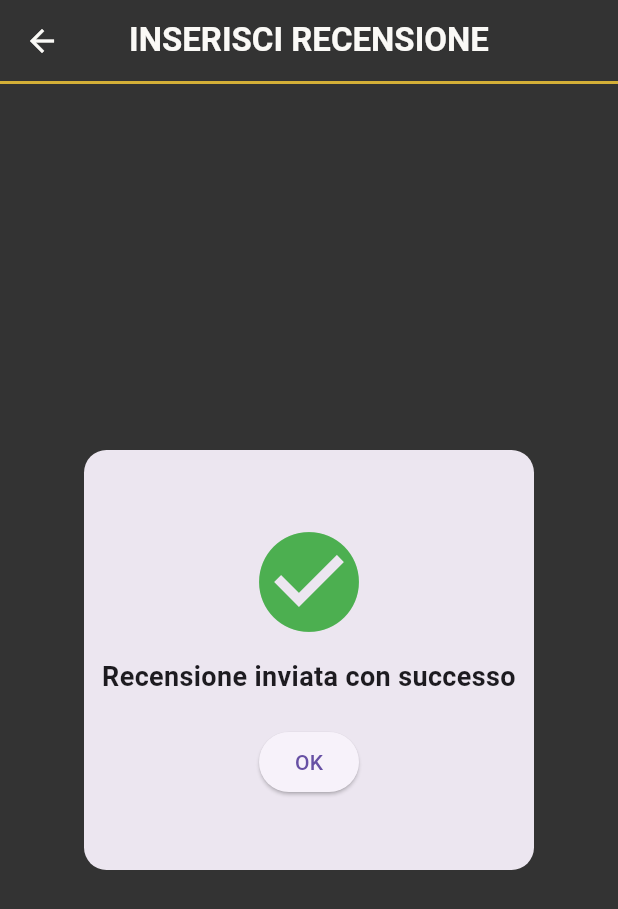
After one commit to gianluere/MarinoBarberSalonFlutter, a Flutter app: the InserisciRecensione screen opened directly, after a tap on "CONFERMA", on a phone screen of 412 x 824 dp. The commit adds this screen. Shown: the top 909 px of the screen. Run offline on Flutter 3.47's test engine with Material 3 defaults, Android fonts, the phone set to English and light mode, and no system bars; our stand-ins replace badges, cloud_firestore, firebase_auth, firebase_core; accounts and stored records are empty.

Commit message:
aggiunta recensione

```diff
--- /dev/null
+++ b/lib/Account/aggiungi_recensione.dart
@@ -0,0 +1,170 @@
+import 'package:flutter/material.dart';
+import 'package:marino_barber_salon_flutter/Account/recensione.dart';
+import 'package:marino_barber_salon_flutter/app_bar.dart';
+import 'package:marino_barber_salon_flutter/my_colors.dart';
+import 'package:provider/provider.dart';
+
+import '../user_view_model.dart';
+import 'lista_recensioni_view_model.dart';
+
+class InserisciRecensione extends StatefulWidget {
+  const InserisciRecensione({super.key});
+
+  @override
+  State<InserisciRecensione> createState() => _InserisciRecensioneState();
+}
+
+class _InserisciRecensioneState extends State<InserisciRecensione> {
+  String descrizione = "";
+  double rating = 0.0;
+  bool showDialogSuccess = false;
+
+  @override
+  Widget build(BuildContext context) {
+    final listaRecensioniViewModel = Provider.of<ListaRecensioniViewModel>(context);
+    final userViewModel = Provider.of<UserViewModel>(context);
+
+
+    return Scaffold(
+      appBar: MyAppBar('INSERISCI RECENSIONE', true),
+      backgroundColor: myGrey,
+      body: listaRecensioniViewModel.isLoading
+        ? Center(child: CircularProgressIndicator(color: myGold,),)
+        : showDialogSuccess
+          ? DialogSuccessoRecensione(onDismiss: (){
+              Navigator.of(context).pop();
+              }
+            )
+          : Padding(
+            padding: const EdgeInsets.all(20.0),
+            child: Column(
+              mainAxisAlignment: MainAxisAlignment.spaceBetween,
+              crossAxisAlignment: CrossAxisAlignment.center,
+              children: [
+                Container(
+                  padding: const EdgeInsets.all(10),
+                  decoration: BoxDecoration(
+                    color: myYellow,
+                    borderRadius: BorderRadius.circular(20),
+                    border: Border.all(color: myGold, width: 2),
+                  ),
+                  child: Column(
+                    crossAxisAlignment: CrossAxisAlignment.start,
+                    children: [
+                      const Text(
+                        "Inserisci recensione:",
+                        style: TextStyle(fontSize: 20, fontWeight: FontWeight.bold, color: Colors.black),
+                      ),
+                      const SizedBox(height: 8),
+                      TextField(
+                        maxLength: 280,
+                        maxLines: 3,
+                        decoration: InputDecoration(
+                          hintText: "Descrizione",
+                          border: OutlineInputBorder(borderRadius: BorderRadius.circular(10)),
+                        ),
+                        onChanged: (value) => setState(() => descrizione = value),
+                      ),
+                      const SizedBox(height: 10),
+                      Row(
+                        mainAxisAlignment: MainAxisAlignment.spaceBetween,
+                        children: [
+                          Row(
+                            children: List.generate(5, (index) {
+                              double starValue = index + 1;
+                              bool isFullStar = rating >= starValue;
+                              bool isHalfStar = rating >= starValue - 0.5 && rating < starValue;
+                              return GestureDetector(
+                                onTap: () {
+                                  setState(() {
+                                    rating = rating == starValue - 0.5 ? starValue : starValue - 0.5;
+                                  });
+                                },
+                                child: Icon(
+                                  isFullStar
+                                      ? Icons.star
+                                      : isHalfStar
+                                      ? Icons.star_half
+                                      : Icons.star_border,
+                                  color: isFullStar || isHalfStar ? Colors.amber.shade700 : Colors.black,
+                                  size: 30,
+                                ),
+                              );
+                            }),
+                          ),
+                          Text(
+                            rating.toString(),
+                            style: const TextStyle(fontSize: 20, fontWeight: FontWeight.bold, color: Colors.black),
+                          ),
+                        ],
+                      ),
+                    ],
+                  ),
+                ),
+
+                SizedBox(
+                  width: double.infinity,
+                  child: ElevatedButton(
+                    onPressed: () {
+                      listaRecensioniViewModel.inserisciRecensione(
+                        recensione: Recensione(
+                          nome: "${userViewModel.dati?.nome} ${userViewModel.dati?.cognome}",
+                          stelle: rating,
+                          descrizione: descrizione,
+                        ),
+                        onCompleted: () {
+                          setState(() => showDialogSuccess = true);
+                        },
+                      );
+                    },
+                    style: ElevatedButton.styleFrom(
+                      backgroundColor: myBordeaux,
+                      padding: const EdgeInsets.symmetric(vertical: 15),
+                      shape: RoundedRectangleBorder(borderRadius: BorderRadius.circular(10)),
+                    ),
+                    child: const Text(
+                      "CONFERMA",
+                      style: TextStyle(color: myGold, fontSize: 20),
+                    ),
+                  ),
+                )
+              ],
+            ),
+          ),
+    );
+  }
+}
+
+class DialogSuccessoRecensione extends StatelessWidget {
+  final Function onDismiss;
+
+  const DialogSuccessoRecensione({Key? key, required this.onDismiss}) : super(key: key);
+
+  @override
+  Widget build(BuildContext context) {
+    return Dialog(
+      shape: RoundedRectangleBorder(borderRadius: BorderRadius.circular(15)),
+      child: SizedBox(
+        width: 300,
+        height: 280,
+        child: Column(
+          mainAxisAlignment: MainAxisAlignment.center,
+          children: [
+            const Icon(Icons.check_circle, size: 80, color: Colors.green),
+            const SizedBox(height: 10),
+            const Text(
+              "Recensione inviata con successo",
+              textAlign: TextAlign.center,
+              style: TextStyle(fontSize: 18, fontWeight: FontWeight.bold),
+            ),
+            const SizedBox(height: 20),
+            ElevatedButton(
+              onPressed: () {onDismiss();},
+              child: const Text("OK"),
+            ),
+          ],
+        ),
+      ),
+    );
+  }
+}
--- a/lib/Account/lista_recensioni_view_model.dart
+++ b/lib/Account/lista_recensioni_view_model.dart
@@ -35,7 +35,8 @@ class ListaRecensioniViewModel extends ChangeNotifier {
   }
 
 
-  Future<void> inserisciRecensione(Recensione recensione) async {
+  Future<void> inserisciRecensione(
+      {required Recensione recensione, required Function onCompleted}) async {
 
     _isLoading = true;
     notifyListeners();
@@ -45,6 +46,9 @@ class ListaRecensioniViewModel extends ChangeNotifier {
       'stelle': recensione.stelle,
       'descrizione': recensione.descrizione,
     }).then((_) {
+      _isLoading = true;
+      notifyListeners();
+      onCompleted();
       caricaListaRecensioni(); // Aggiorna la lista dopo l'inserimento
     }).catchError((error) {
       _isLoading = false;
--- a/lib/Account/recensioni.dart
+++ b/lib/Account/recensioni.dart
@@ -33,7 +33,9 @@ class Recensioni extends StatelessWidget {
               Padding(
                 padding: const EdgeInsets.only(top: 20, right: 15),
                 child: GestureDetector(
-                  onTap: () {},
+                  onTap: () {
+                    Navigator.of(context).pushNamed('/inserisci_recensione');
+                  },
                   child: Container(
                     decoration: BoxDecoration(
                       color: myYellow,
--- a/lib/Home/seleziona_giorno.dart
+++ b/lib/Home/seleziona_giorno.dart
@@ -139,7 +139,7 @@ class _SelezionaGiornoState extends State<SelezionaGiorno> {
 
           // Bottone per procedere
           Padding(
-            padding: const EdgeInsets.symmetric(horizontal: 26.0, vertical: 16.0),
+            padding: const EdgeInsets.symmetric(horizontal: 20.0, vertical: 16.0),
             child: SizedBox(
               width: double.infinity,
               child: ElevatedButton(
@@ -162,7 +162,7 @@ class _SelezionaGiornoState extends State<SelezionaGiorno> {
                   shape: RoundedRectangleBorder(
                     borderRadius: BorderRadius.circular(10.0),
                   ),
-                  padding: EdgeInsets.symmetric(vertical: 14.0)
+                  padding: EdgeInsets.symmetric(vertical: 15.0)
                 ),
                 child: const Text(
                   'PROSEGUI',
--- a/lib/Home/seleziona_servizio.dart
+++ b/lib/Home/seleziona_servizio.dart
@@ -40,7 +40,7 @@ class SelezionaServizioCapelli extends StatelessWidget {
     final listaServiziViewModel = Provider.of<ListaServiziViewModel>(context);
 
     return listaServiziViewModel.isLoading
-      ? CircularProgressIndicator()
+      ? Center(child: CircularProgressIndicator(color: myGold,),)
       : Contenuto(
         servizi: listaServiziViewModel.listaServizi.where((s) => s.tipo == "Capelli").toList(),
         titolo: "Capelli",
--- a/lib/Navigations/account_navigations.dart
+++ b/lib/Navigations/account_navigations.dart
@@ -1,5 +1,6 @@
 import 'package:flutter/material.dart';
 import 'package:marino_barber_salon_flutter/Account/account.dart';
+import 'package:marino_barber_salon_flutter/Account/aggiungi_recensione.dart';
 import 'package:marino_barber_salon_flutter/Account/dati_personali.dart';
 import 'package:marino_barber_salon_flutter/Account/recensioni.dart';
 
@@ -29,6 +30,8 @@ class AccountNavigatorState extends State<AccountNavigator> {
               return Prenotazioni();
             } else if (settings.name == '/recensioni'){
               return Recensioni();
+            } else if (settings.name == '/inserisci_recensione'){
+              return InserisciRecensione();
             }
             return AccountScreen();
           },
```
